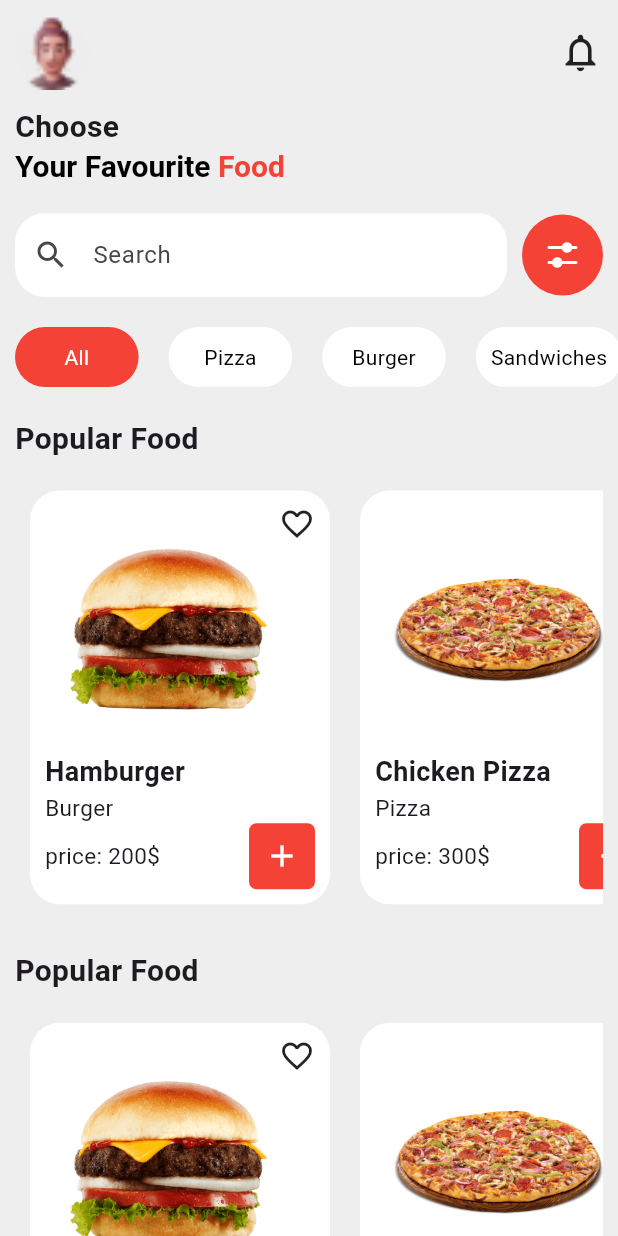
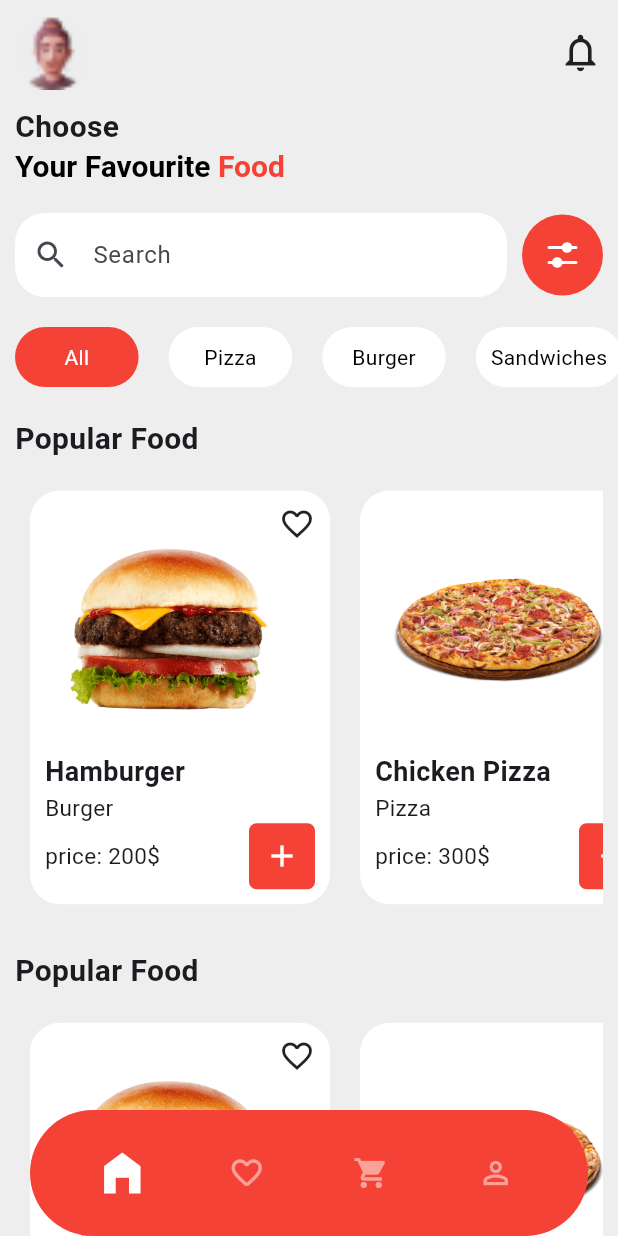
Before and after one commit to abdo1200/Flutter-Food-App, a Flutter app: the screen it shows after launch, on a phone screen of 412 x 824 dp. Run offline on Flutter 3.47's test engine with Material 3 defaults, Android fonts, the phone set to English and light mode, and no system bars; our stand-ins replace flutter_svg.

Commit message:
bottom nav

```diff
--- /dev/null
+++ b/lib/feature/main/presentation/home/home.dart
@@ -0,0 +1,34 @@
+// ignore_for_file: prefer_const_literals_to_create_immutables, prefer_const_constructors
+
+import 'package:app_theme/core/constant.dart';
+import 'package:app_theme/feature/main/presentation/home/widgets/app_header.dart';
+import 'package:app_theme/feature/main/presentation/home/widgets/categories_part.dart';
+import 'package:app_theme/feature/main/presentation/home/widgets/popular_section.dart';
+import 'package:app_theme/feature/main/presentation/home/widgets/search_area.dart';
+import 'package:flutter/material.dart';
+
+class HomePage extends StatelessWidget {
+  const HomePage({super.key});
+
+  @override
+  Widget build(BuildContext context) {
+    return Container(
+      width: width(context),
+      height: height(context),
+      color: const Color.fromARGB(255, 238, 238, 238),
+      child: SingleChildScrollView(
+        child: SafeArea(
+          child: Column(
+            children: [
+              AppHeader(),
+              SearchArea(),
+              CategoriesPart(),
+              PopularSection(),
+              PopularSection(),
+            ],
+          ),
+        ),
+      ),
+    );
+  }
+}
--- a/lib/widgets/app_header.dart
+++ b/lib/feature/main/presentation/home/widgets/app_header.dart
@@ -1,4 +1,4 @@
-import 'package:app_theme/constant.dart';
+import 'package:app_theme/core/constant.dart';
 import 'package:flutter/material.dart';
 
 class AppHeader extends StatelessWidget {
--- a/lib/widgets/categories_part.dart
+++ b/lib/feature/main/presentation/home/widgets/categories_part.dart
@@ -1,4 +1,4 @@
-import 'package:app_theme/constant.dart';
+import 'package:app_theme/core/constant.dart';
 import 'package:flutter/material.dart';
 
 class CategoriesPart extends StatefulWidget {
--- a/lib/widgets/popular_section.dart
+++ b/lib/feature/main/presentation/home/widgets/popular_section.dart
@@ -1,4 +1,4 @@
-import 'package:app_theme/constant.dart';
+import 'package:app_theme/core/constant.dart';
 import 'package:flutter/material.dart';
 
 class PopularSection extends StatelessWidget {
--- a/lib/widgets/search_area.dart
+++ b/lib/feature/main/presentation/home/widgets/search_area.dart
@@ -1,6 +1,6 @@
 // ignore_for_file: prefer_const_literals_to_create_immutables, prefer_const_constructors
 
-import 'package:app_theme/constant.dart';
+import 'package:app_theme/core/constant.dart';
 import 'package:flutter/material.dart';
 import 'package:flutter_svg/svg.dart';
 
--- a/lib/home.dart
+++ /dev/null
@@ -1,36 +0,0 @@
-// ignore_for_file: prefer_const_literals_to_create_immutables, prefer_const_constructors
-
-import 'package:app_theme/constant.dart';
-import 'package:app_theme/widgets/app_header.dart';
-import 'package:app_theme/widgets/categories_part.dart';
-import 'package:app_theme/widgets/popular_section.dart';
-import 'package:app_theme/widgets/search_area.dart';
-import 'package:flutter/material.dart';
-
-class HomePage extends StatelessWidget {
-  const HomePage({super.key});
-
-  @override
-  Widget build(BuildContext context) {
-    return Scaffold(
-      body: Container(
-        width: width(context),
-        height: height(context),
-        color: const Color.fromARGB(255, 238, 238, 238),
-        child: SingleChildScrollView(
-          child: SafeArea(
-            child: Column(
-              children: [
-                AppHeader(),
-                SearchArea(),
-                CategoriesPart(),
-                PopularSection(),
-                PopularSection(),
-              ],
-            ),
-          ),
-        ),
-      ),
-    );
-  }
-}
--- a/lib/main.dart
+++ b/lib/main.dart
@@ -1,6 +1,7 @@
 // ignore_for_file: prefer_const_literals_to_create_immutables, prefer_const_constructors
 
-import 'package:app_theme/home.dart';
+import 'package:app_theme/feature/main/presentation/home/home.dart';
+import 'package:app_theme/main_page.dart';
 import 'package:flutter/material.dart';
 
 void main() {
@@ -20,7 +21,7 @@ class _MyAppState extends State<MyApp> {
     return MaterialApp(
       title: 'Flutter Ui',
       debugShowCheckedModeBanner: false,
-      home: HomePage(),
+      home: MainPage(),
     );
   }
 }
--- /dev/null
+++ b/lib/main_page.dart
@@ -0,0 +1,126 @@
+// ignore_for_file: prefer_const_constructors
+
+import 'package:app_theme/feature/main/presentation/cart/cart_screen.dart';
+import 'package:app_theme/feature/main/presentation/home/home.dart';
+import 'package:app_theme/feature/main/presentation/notification/notification_screen.dart';
+import 'package:app_theme/feature/main/presentation/profile/profile_screen.dart';
+import 'package:flutter/material.dart';
+
+class MainPage extends StatefulWidget {
+  const MainPage({super.key});
+
+  @override
+  State<MainPage> createState() => _MainPageState();
+}
+
+class _MainPageState extends State<MainPage> {
+  PageController controller = PageController(initialPage: 0);
+  int index = 0;
+
+  @override
+  Widget build(BuildContext context) {
+    return Scaffold(
+      body: Stack(
+        children: [
+          PageView(
+            onPageChanged: (value) {
+              setState(() {
+                index = value;
+              });
+            },
+            controller: controller,
+            children: const [
+              HomePage(),
+              NotificationScreen(),
+              CartScreen(),
+              ProfileScreen()
+            ],
+          ),
+          SafeArea(
+              child: Align(
+            alignment: Alignment.bottomCenter,
+            child: Container(
+              margin: EdgeInsets.symmetric(horizontal: 20),
+              padding: EdgeInsets.symmetric(horizontal: 20, vertical: 30),
+              decoration: BoxDecoration(
+                  color: Colors.red, borderRadius: BorderRadius.circular(50)),
+              child: Row(
+                mainAxisAlignment: MainAxisAlignment.spaceAround,
+                children: [
+                  InkWell(
+                      onTap: () {
+                        if (index != 0) {
+                          controller.jumpToPage(0);
+                          index = 0;
+                          setState(() {});
+                        }
+                      },
+                      child: AnimatedScale(
+                          duration: Duration(milliseconds: 200),
+                          scale: index == 0 ? 1.5 : 1,
+                          child: Icon(
+                            Icons.home_filled,
+                            color: index == 0
+                                ? Colors.white
+                                : Colors.white.withOpacity(.5),
+                          ))),
+                  InkWell(
+                      onTap: () {
+                        if (index != 1) {
+                          controller.jumpToPage(1);
+                          index = 1;
+                          setState(() {});
+                        }
+                      },
+                      child: AnimatedScale(
+                          duration: Duration(milliseconds: 200),
+                          scale: index == 1 ? 1.5 : 1,
+                          child: Icon(
+                            Icons.favorite_border_rounded,
+                            color: index == 1
+                                ? Colors.white
+                                : Colors.white.withOpacity(.5),
+                          ))),
+                  InkWell(
+                      onTap: () {
+                        if (index != 2) {
+                          controller.jumpToPage(2);
+                          index = 2;
+                          setState(() {});
+                        }
+                      },
+                      child: AnimatedScale(
+                          duration: Duration(milliseconds: 200),
+                          scale: index == 2? 1.5 : 1,
+                          child: Icon(
+                            Icons.shopping_cart,
+                            color: index == 2
+                                ? Colors.white
+                                : Colors.white.withOpacity(.5),
+                          ))),
+                  InkWell(
+                      onTap: () {
+                        if (index != 3) {
+                          controller.jumpToPage(3);
+                          index = 3;
+                          setState(() {});
+                        }
+                      },
+                      child: AnimatedScale(
+                          duration: Duration(milliseconds: 200),
+                          scale: index == 3 ? 1.5 : 1,
+                          child: Icon(
+                            Icons.person_outline,
+                            color: index == 3
+                                ? Colors.white
+                                : Colors.white.withOpacity(.5),
+                          ))),
+                ],
+              ),
+            ),
+          ))
+        ],
+      ),
+    );
+  }
+}
```
Also changed, not shown: lib/feature/main/presentation/cart/cart_screen.dart (added, +10 -0 lines), lib/feature/main/presentation/notification/notification_screen.dart (added, +10 -0 lines), lib/feature/main/presentation/profile/profile_screen.dart (added, +12 -0 lines), lib/core/constant.dart (renamed from lib/constant.dart).
